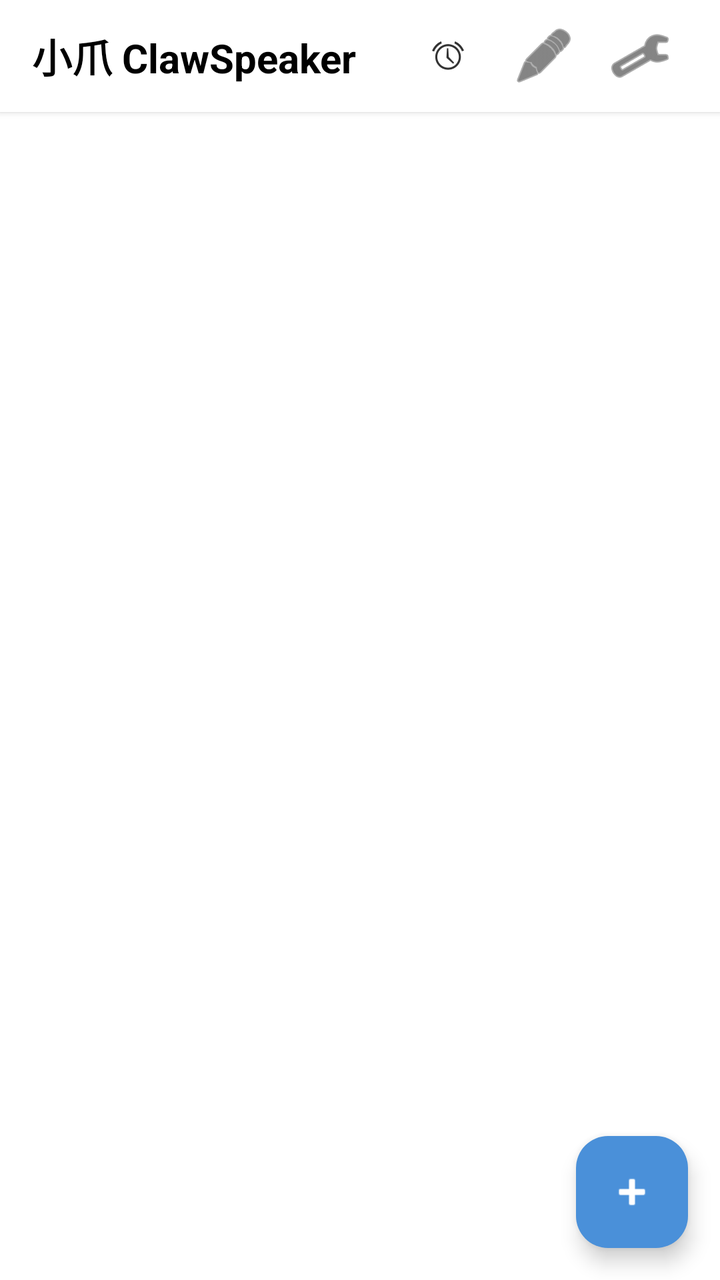
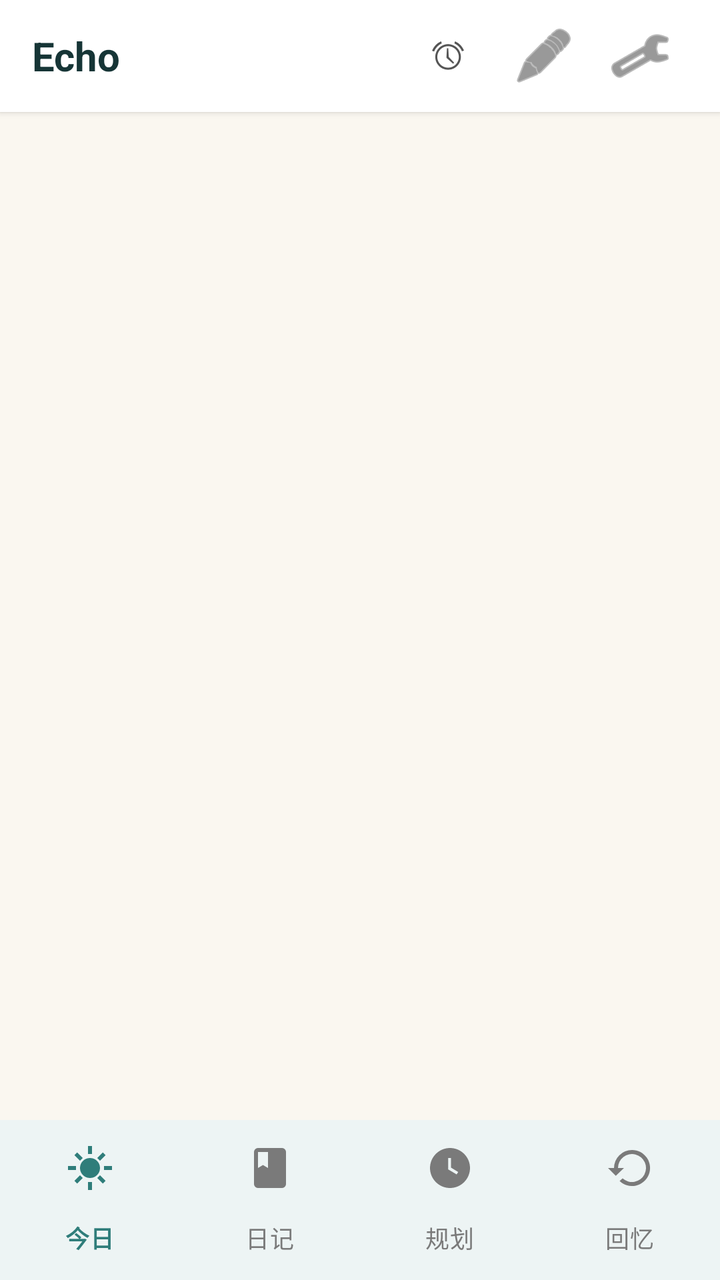

Two renders of the same Android screen: before a commit and after it. Below are the layout's source before the change and the commit's diff.
<!-- AndroidManifest.xml: application theme Theme.MyApplication -->
<!-- res/layout/activity_main.xml -->
<?xml version="1.0" encoding="utf-8"?>
<androidx.coordinatorlayout.widget.CoordinatorLayout xmlns:android="http://schemas.android.com/apk/res/android"
    xmlns:app="http://schemas.android.com/apk/res-auto"
    xmlns:tools="http://schemas.android.com/tools"
    android:id="@+id/root_main"
    android:layout_width="match_parent"
    android:layout_height="match_parent"
    android:background="@android:color/white">

    <LinearLayout
        android:layout_width="match_parent"
        android:layout_height="match_parent"
        android:fitsSystemWindows="true"
        android:orientation="vertical">

        
        <LinearLayout
            android:layout_width="match_parent"
            android:layout_height="56dp"
            android:orientation="horizontal"
            android:gravity="center_vertical"
            android:paddingHorizontal="16dp"
            android:background="@android:color/white"
            android:elevation="2dp">

            <TextView
                android:layout_width="0dp"
                android:layout_height="wrap_content"
                android:layout_weight="1"
                android:text="@string/app_title"
                android:textSize="20sp"
                android:textStyle="bold"
                android:textColor="@android:color/black"
                tools:ignore="VisualLintSystemUi" />

            <ImageButton
                android:id="@+id/btn_schedules"
                android:layout_width="48dp"
                android:layout_height="48dp"
                android:padding="10dp"
                android:background="?android:attr/selectableItemBackgroundBorderless"
                android:src="@android:drawable/ic_lock_idle_alarm"
                android:contentDescription="@string/schedule_list_title"
                android:onClick="openSchedules"
                app:tint="#333333" />

            <ImageButton
                android:id="@+id/btn_workspace_files"
                android:layout_width="48dp"
                android:layout_height="48dp"
                android:padding="10dp"
                android:background="?android:attr/selectableItemBackgroundBorderless"
                android:src="@android:drawable/ic_menu_edit"
                android:contentDescription="@string/workspace_files_title"
                android:onClick="openWorkspaceFiles"
                app:tint="#333333" />

            <ImageButton
                android:id="@+id/btn_settings"
                android:layout_width="48dp"
                android:layout_height="48dp"
                android:padding="8dp"
                android:background="?android:attr/selectableItemBackgroundBorderless"
                android:src="@android:drawable/ic_menu_preferences"
                android:contentDescription="@string/settings"
                android:onClick="openSettings"
                app:tint="#333333" />
        </LinearLayout>

        
        <LinearLayout
            android:id="@+id/weather_bar"
            android:layout_width="match_parent"
            android:layout_height="40dp"
            android:orientation="horizontal"
            android:gravity="center_vertical"
            android:paddingHorizontal="16dp"
            android:background="#F0F4F8"
            android:visibility="gone">

            <TextView
                android:id="@+id/weather_icon"
                android:layout_width="wrap_content"
                android:layout_height="wrap_content"
                android:textSize="20sp"
                android:layout_marginEnd="8dp" />

            <TextView
                android:id="@+id/weather_info"
                android:layout_width="0dp"
                android:layout_height="wrap_content"
                android:layout_weight="1"
                android:textSize="13sp"
                android:textColor="#555"
                android:maxLines="1"
                android:ellipsize="end" />
        </LinearLayout>

        
        <TextView
            android:id="@+id/text_empty"
            android:layout_width="match_parent"
            android:layout_height="0dp"
            android:layout_weight="1"
            android:gravity="center"
            android:text="@string/empty_conversations"
            android:textAlignment="center"
            android:textColor="@android:color/darker_gray"
            android:textSize="16sp"
            android:visibility="gone" />

        
        <androidx.recyclerview.widget.RecyclerView
            android:id="@+id/recycler_conversations"
            android:layout_width="match_parent"
            android:layout_height="0dp"
            android:layout_weight="1"
            android:clipToPadding="false" />
    </LinearLayout>

    
    <com.google.android.material.floatingactionbutton.FloatingActionButton
        android:id="@+id/fab_new_chat"
        android:layout_width="wrap_content"
        android:layout_height="wrap_content"
        android:layout_gravity="bottom|end"
        android:layout_margin="16dp"
        android:src="@android:drawable/ic_input_add"
        android:contentDescription="@string/new_chat"
        app:backgroundTint="#4A90D9"
        app:tint="@android:color/white" />

</androidx.coordinatorlayout.widget.CoordinatorLayout>
<!-- resources referenced by this layout -->
<resources>
  <string name="app_title">小爪 ClawSpeaker</string>
  <string name="empty_conversations">还没有对话\n点击右下角 + 开始聊天</string>
  <string name="new_chat">新建对话</string>
  <string name="schedule_list_title">⏰ 定时提醒</string>
  <string name="settings">设置</string>
  <string name="workspace_files_title">工作区文件</string>
  <style name="Theme.MyApplication" parent="Base.Theme.MyApplication" />
  <style name="Base.Theme.MyApplication" parent="Theme.Material3.DayNight.NoActionBar">
          
          
      </style>
</resources>

<!-- the commit's change to res/layout/activity_main.xml (unified diff, before → after) -->
@@ -5,12 +5,11 @@
     android:id="@+id/root_main"
     android:layout_width="match_parent"
     android:layout_height="match_parent"
-    android:background="@android:color/white">
+    android:background="#FAF7F0">
 
     <LinearLayout
         android:layout_width="match_parent"
         android:layout_height="match_parent"
-        android:fitsSystemWindows="true"
         android:orientation="vertical">
 
         
@@ -30,7 +29,7 @@
                 android:text="@string/app_title"
                 android:textSize="20sp"
                 android:textStyle="bold"
-                android:textColor="@android:color/black"
+                android:textColor="#163536"
                 tools:ignore="VisualLintSystemUi" />
 
             <ImageButton
@@ -42,7 +41,7 @@
                 android:src="@android:drawable/ic_lock_idle_alarm"
                 android:contentDescription="@string/schedule_list_title"
                 android:onClick="openSchedules"
-                app:tint="#333333" />
+                app:tint="#555555" />
 
             <ImageButton
                 android:id="@+id/btn_workspace_files"
@@ -53,7 +52,7 @@
                 android:src="@android:drawable/ic_menu_edit"
                 android:contentDescription="@string/workspace_files_title"
                 android:onClick="openWorkspaceFiles"
-                app:tint="#333333" />
+                app:tint="#555555" />
 
             <ImageButton
                 android:id="@+id/btn_settings"
@@ -64,7 +63,7 @@
                 android:src="@android:drawable/ic_menu_preferences"
                 android:contentDescription="@string/settings"
                 android:onClick="openSettings"
-                app:tint="#333333" />
+                app:tint="#555555" />
         </LinearLayout>
 
         
@@ -97,37 +96,24 @@
         </LinearLayout>
 
         
-        <TextView
-            android:id="@+id/text_empty"
+        <FrameLayout
+            android:id="@+id/fragment_container"
             android:layout_width="match_parent"
             android:layout_height="0dp"
             android:layout_weight="1"
-            android:gravity="center"
-            android:text="@string/empty_conversations"
-            android:textAlignment="center"
-            android:textColor="@android:color/darker_gray"
-            android:textSize="16sp"
-            android:visibility="gone" />
-
-        
-        <androidx.recyclerview.widget.RecyclerView
-            android:id="@+id/recycler_conversations"
-            android:layout_width="match_parent"
-            android:layout_height="0dp"
-            android:layout_weight="1"
-            android:clipToPadding="false" />
+            android:paddingBottom="64dp" />
     </LinearLayout>
 
     
-    <com.google.android.material.floatingactionbutton.FloatingActionButton
-        android:id="@+id/fab_new_chat"
-        android:layout_width="wrap_content"
+    <com.google.android.material.bottomnavigation.BottomNavigationView
+        android:id="@+id/bottom_navigation"
+        android:layout_width="match_parent"
         android:layout_height="wrap_content"
-        android:layout_gravity="bottom|end"
-        android:layout_margin="16dp"
-        android:src="@android:drawable/ic_input_add"
-        android:contentDescription="@string/new_chat"
-        app:backgroundTint="#4A90D9"
-        app:tint="@android:color/white" />
+        android:layout_gravity="bottom"
+        android:background="@android:color/white"
+        app:menu="@menu/bottom_nav"
+        app:labelVisibilityMode="labeled"
+        app:itemIconTint="@color/bottom_nav_selector"
+        app:itemTextColor="@color/bottom_nav_selector" />
 
 </androidx.coordinatorlayout.widget.CoordinatorLayout>
<!-- resource entries referenced after the edit -->
@@ -1,15 +1,24 @@
 <!-- resources referenced by this layout -->
 <resources>
-  <string name="app_title">小爪 ClawSpeaker</string>
-  <string name="empty_conversations">还没有对话\n点击右下角 + 开始聊天</string>
-  <string name="new_chat">新建对话</string>
+  <string name="app_title">Echo</string>
   <string name="schedule_list_title">⏰ 定时提醒</string>
   <string name="settings">设置</string>
   <string name="workspace_files_title">工作区文件</string>
   <style name="Theme.MyApplication" parent="Base.Theme.MyApplication" />
   <style name="Base.Theme.MyApplication" parent="Theme.Material3.DayNight.NoActionBar">
-          
-          
+          <item name="colorPrimary">@color/echo_primary</item>
+          <item name="colorPrimaryDark">@color/echo_primary_dark</item>
+          <item name="colorAccent">@color/echo_primary</item>
+          <item name="android:colorBackground">@color/echo_background</item>
+          <item name="colorSurface">@color/echo_surface</item>
+          <item name="colorOnPrimary">@color/white</item>
+          <item name="colorOnSurface">@color/echo_text_primary</item>
       </style>
+  <color name="echo_primary">#2F7D7A</color>
+  <color name="echo_primary_dark">#1E5553</color>
+  <color name="echo_background">#FAF7F0</color>
+  <color name="echo_surface">#FFFFFF</color>
+  <color name="white">#FFFFFFFF</color>
+  <color name="echo_text_primary">#163536</color>
 </resources>
 
